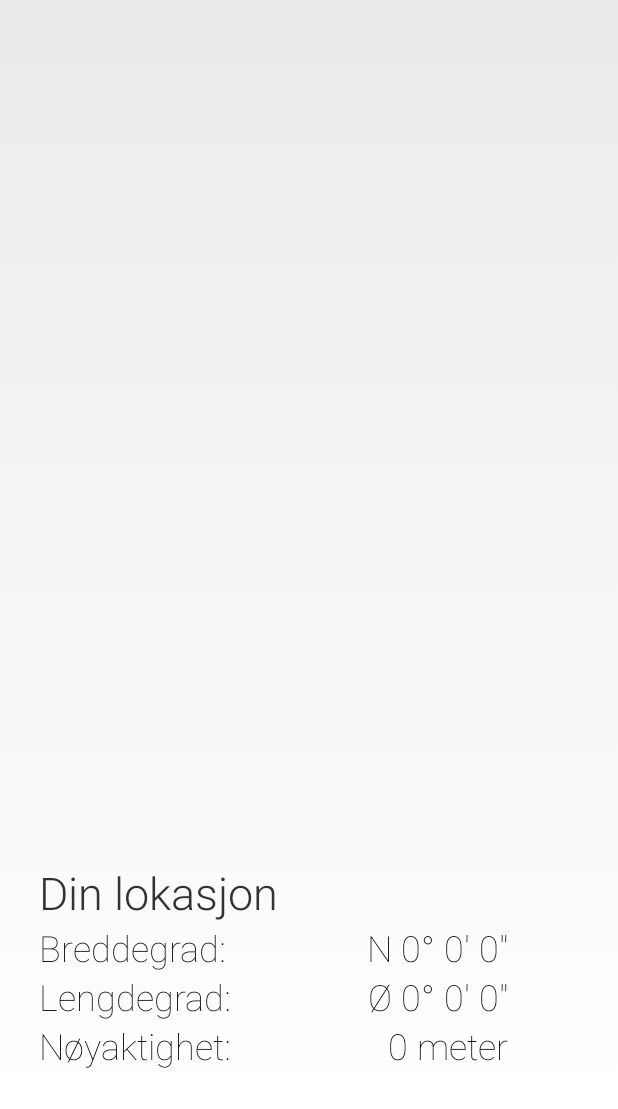
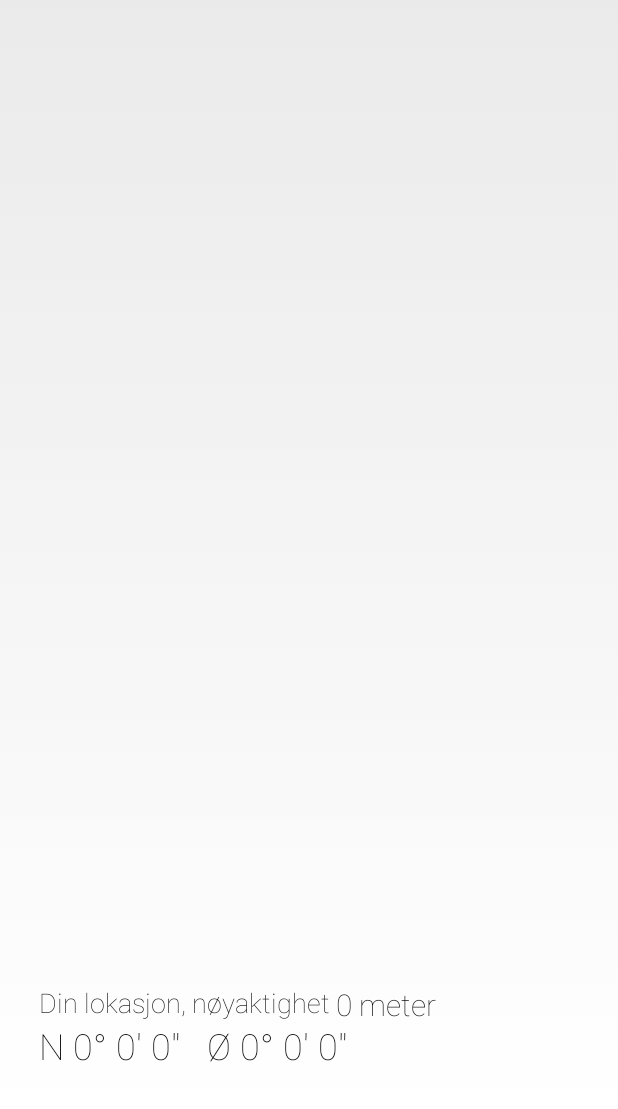
Before and after one commit to hnilsen/redningsselskapet, an Android app: the screen it shows after launch (MainActivity), on a phone screen of 412 x 824 dp, the part 127-1236 px from its top. Run offline under Robolectric (Android 15) with nearby library versions, the phone set to English and light mode, and no system bars; 11 statements that could not run were skipped.

Commit message:
Moved icons to xhdpi-folder to prevent extreme scaling. Also changed zoom level and fixed the texts a bit.

```diff
--- a/rs/src/main/java/no/array/android/rs/KMLParser.java
+++ b/rs/src/main/java/no/array/android/rs/KMLParser.java
@@ -4,7 +4,6 @@ import android.content.Context;
 import android.content.SharedPreferences;
 import android.content.pm.PackageInfo;
 import android.content.pm.PackageManager;
-import android.content.res.Resources;
 import android.net.ConnectivityManager;
 import android.net.NetworkInfo;
 import android.os.AsyncTask;
--- a/rs/src/main/java/no/array/android/rs/MainActivity.java
+++ b/rs/src/main/java/no/array/android/rs/MainActivity.java
@@ -55,6 +55,6 @@ public class MainActivity extends Activity {
     }
 
     private void setLocation() {
-        mMap.animateCamera(mLocation.getLatLngZoom(10));
+        mMap.animateCamera(mLocation.getLatLngZoom(9));
     }
 }
--- a/rs/src/main/res/layout/rs_maps_fragment.xml
+++ b/rs/src/main/res/layout/rs_maps_fragment.xml
@@ -37,40 +37,11 @@
             <TextView
                 android:layout_width="wrap_content"
                 android:layout_height="wrap_content"
-                android:text="Din lokasjon"
+                android:text="Din lokasjon, nøyaktighet "
                 android:id="@+id/location_header"
-                android:fontFamily="sans-serif-light"
-                android:textSize="30sp" />
-
-            <TextView
-                android:layout_width="wrap_content"
-                android:layout_height="wrap_content"
-                android:textAppearance="?android:attr/textAppearanceMedium"
-                android:text="Lengdegrad:"
-                android:id="@+id/location_label"
-                android:layout_below="@+id/location_lat_label"
                 android:fontFamily="sans-serif-thin"
-                android:textSize="24sp" />
-
-            <TextView
-                android:layout_width="wrap_content"
-                android:layout_height="wrap_content"
-                android:textAppearance="?android:attr/textAppearanceMedium"
-                android:text="Breddegrad:"
-                android:id="@+id/location_lat_label"
-                android:layout_below="@+id/location_header"
-                android:fontFamily="sans-serif-thin"
-                android:textSize="24sp" />
-
-            <TextView
-                android:layout_width="wrap_content"
-                android:layout_height="wrap_content"
-                android:textAppearance="?android:attr/textAppearanceMedium"
-                android:text="Nøyaktighet:"
-                android:id="@+id/location_accuracy_label"
-                android:layout_below="@+id/location_label"
-                android:fontFamily="sans-serif-thin"
-                android:textSize="24sp" />
+                android:textSize="18sp"
+                android:textAppearance="@android:style/TextAppearance.Medium" />
 
             <TextView
                 android:layout_width="wrap_content"
@@ -81,9 +52,9 @@
                 android:fontFamily="sans-serif-thin"
                 android:textColor="@android:color/black"
                 android:textSize="24sp"
-                android:layout_marginLeft="60dp"
-                android:layout_toRightOf="@+id/location_header"
-                android:layout_below="@+id/location_lat_label" />
+                android:layout_below="@+id/location_header"
+                android:layout_toRightOf="@+id/location_lat"
+                android:layout_marginLeft="18dp" />
 
             <TextView
                 android:layout_width="wrap_content"
@@ -91,12 +62,12 @@
                 android:textAppearance="?android:attr/textAppearanceMedium"
                 android:text="60.453 N"
                 android:id="@+id/location_lat"
-                android:layout_below="@+id/location_header"
-                android:layout_alignRight="@+id/location_long"
-                android:layout_alignEnd="@+id/location_long"
                 android:fontFamily="sans-serif-thin"
                 android:textColor="@android:color/black"
-                android:textSize="24sp" />
+                android:textSize="24sp"
+                android:layout_below="@+id/location_header"
+                android:layout_alignParentLeft="true"
+                android:layout_alignParentStart="true" />
 
             <TextView
                 android:layout_width="wrap_content"
@@ -104,12 +75,11 @@
                 android:textAppearance="?android:attr/textAppearanceMedium"
                 android:text="49 meter"
                 android:id="@+id/location_accuracy"
-                android:layout_below="@+id/location_long"
-                android:layout_alignRight="@+id/location_lat"
-                android:layout_alignEnd="@+id/location_lat"
                 android:fontFamily="sans-serif-thin"
                 android:textColor="@android:color/black"
-                android:textSize="24sp" />
+                android:textSize="20sp"
+                android:layout_alignBottom="@+id/location_header"
+                android:layout_toRightOf="@+id/location_header" />
 
         </RelativeLayout>
 
```
Also changed, not shown: rs/src/main/res/drawable-xhdpi/malteserkors.png (renamed from rs/src/main/res/drawable/malteserkors.png), rs/src/main/res/drawable-xhdpi/rs_1.png (renamed from rs/src/main/res/drawable/rs_1.png), rs/src/main/res/drawable-xhdpi/rs_10.png (renamed from rs/src/main/res/drawable/rs_10.png), rs/src/main/res/drawable-xhdpi/rs_11.png (renamed from rs/src/main/res/drawable/rs_11.png), rs/src/main/res/drawable-xhdpi/rs_12.png (renamed from rs/src/main/res/drawable/rs_12.png), rs/src/main/res/drawable-xhdpi/rs_13.png (renamed from rs/src/main/res/drawable/rs_13.png), rs/src/main/res/drawable-xhdpi/rs_14.png (renamed from rs/src/main/res/drawable/rs_14.png), rs/src/main/res/drawable-xhdpi/rs_2.png (renamed from rs/src/main/res/drawable/rs_2.png), rs/src/main/res/drawable-xhdpi/rs_5.png (renamed from rs/src/main/res/drawable/rs_5.png), rs/src/main/res/drawable-xhdpi/rs_6.png (renamed from rs/src/main/res/drawable/rs_6.png), rs/src/main/res/drawable-xhdpi/rs_7.png (renamed from rs/src/main/res/drawable/rs_7.png), rs/src/main/res/drawable-xhdpi/rs_8.png (renamed from rs/src/main/res/drawable/rs_8.png), rs/src/main/res/drawable-xhdpi/rs_9.png (renamed from rs/src/main/res/drawable/rs_9.png), rs/src/main/res/drawable/gammel_malteserkors.gif (deleted).
